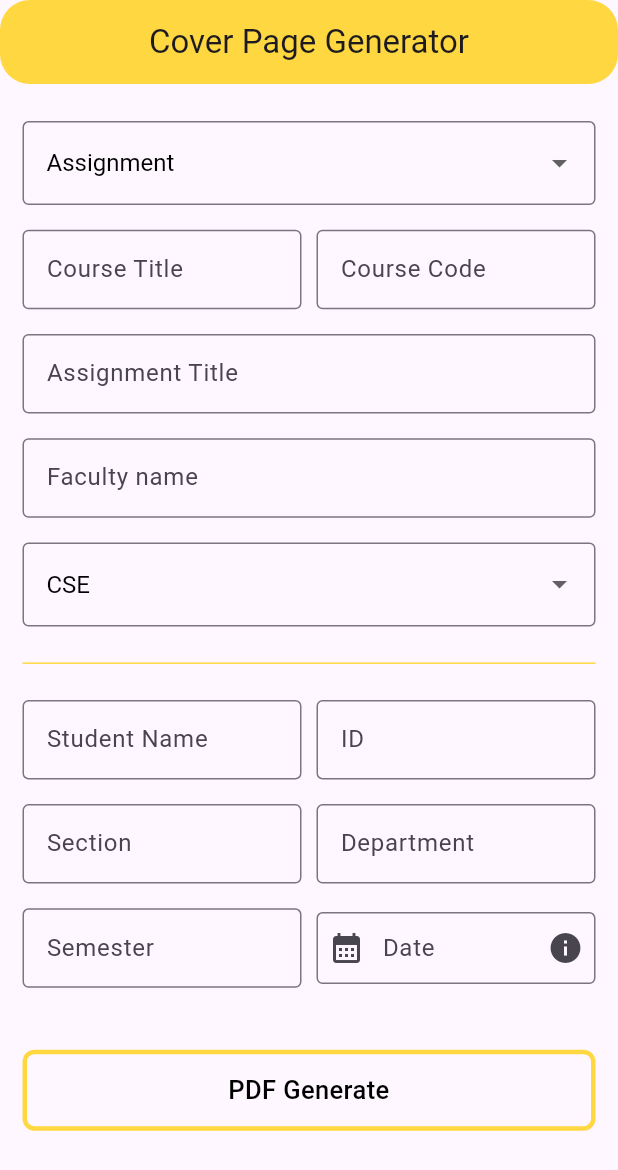
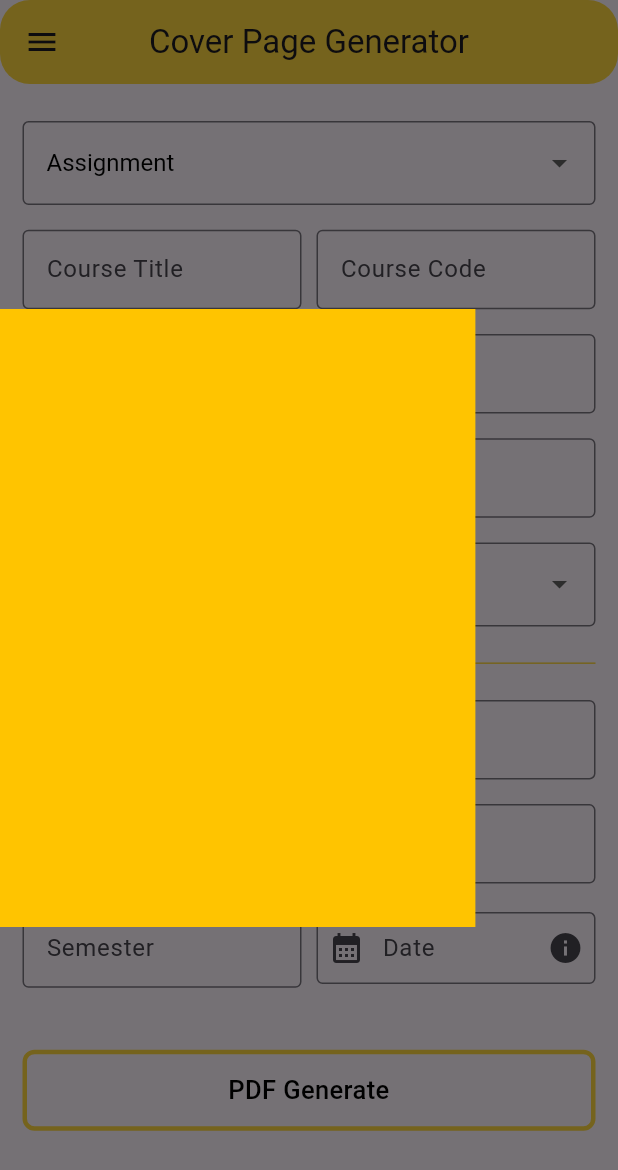
Before and after one commit to sadman-ichha/Flutter-Projects, a Flutter app: the screen it shows after launch, with the side drawer open (before the commit the screen has no drawer), on a phone screen of 412 x 824 dp. Shown: the top 1170 px of the screen. Run offline on Flutter 3.47's test engine with Material 3 defaults, Android fonts, the phone set to English and light mode, and no system bars; our stand-ins replace get; missing offline and left inert: flutter_rounded_date_picker.

Commit message:
added: Drawer

```diff
--- a/seu_cover_page/lib/views/home_screen.dart
+++ b/seu_cover_page/lib/views/home_screen.dart
@@ -27,6 +27,13 @@ class HomeScreen extends StatelessWidget {
         ),
         centerTitle: true,
         backgroundColor: AppColors.primaryColor,
+      ),
+      drawer: Container(
+        height: ScreenSize.screenSize.height / 2,
+        width: ScreenSize.screenSize.width / 1.3,
+        decoration: BoxDecoration(
+          color: Colors.amberAccent.shade400,
+        ),
       ),
       body: SingleChildScrollView(
         child: SafeArea(
```
